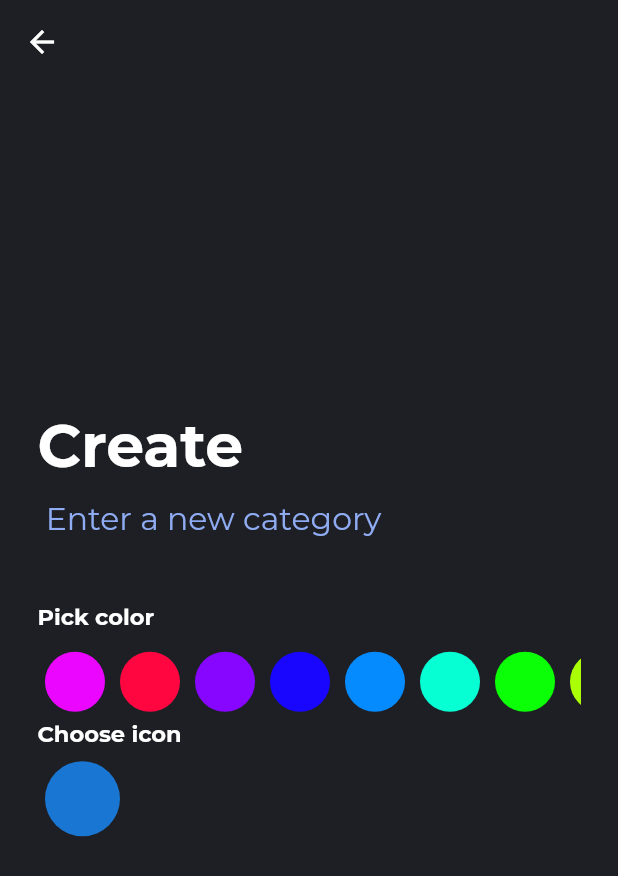
After one commit to JordiiVidal/daily-goals-flutter, a Flutter app: the CategoriesScreen screen opened by its route, after a tap on the "add" icon, on a phone screen of 412 x 824 dp. The commit adds this screen. Shown: the top 876 px of the screen. Run offline on Flutter 3.47's test engine with Material 2 defaults, Android fonts, the phone set to English and light mode, and no system bars; our stand-ins replace chips_choice, flutter_slidable, flutter_time_picker_spinner, google_fonts, sqflite, table_calendar; accounts and stored records are empty.

Commit message:
form category & screen

```diff
--- /dev/null
+++ b/lib/data/datasources/local_data.dart
@@ -0,0 +1,14 @@
+import 'package:flutter/material.dart';
+
+const pickerColors = <Color>[
+  Color(0XFFeb06ff),
+  Color(0XFFff0641),
+  Color(0XFF8606ff),
+  Color(0XFF1806ff),
+  Color(0XFF068bff),
+  Color(0XFF06ffd3),
+  Color(0XFF0bff06),
+  Color(0XFFabff06),
+  Color(0XFFffee06),
+  Color(0XFFff7006),
+];
--- a/lib/main.dart
+++ b/lib/main.dart
@@ -1,5 +1,7 @@
 import 'package:daily_goals/data/repositories/category_repositiory_impl.dart';
 import 'package:daily_goals/domain/repositories/category_repository.dart';
+import 'package:daily_goals/presentation/screens/categories_screen.dart';
+import 'package:daily_goals/presentation/screens/form_category_screen.dart';
 import 'package:flutter/material.dart';
 import 'package:provider/provider.dart';
 
@@ -60,6 +62,8 @@ class MyApp extends StatelessWidget {
         routes: {
           AppRoutes.home: (_) => HomeScreen(),
           AppRoutes.form: (_) => FormScreen(),
+          AppRoutes.categories: (_) => CategoriesScreen(),
+          AppRoutes.formCategory: (_) => FormCategoryScreen(),
         },
       ),
     );
--- a/lib/presentation/providers/form_provider.dart
+++ b/lib/presentation/providers/form_provider.dart
@@ -34,5 +34,8 @@ class FormProvider extends ChangeNotifier {
     notifyListeners();
   }
 
-  void setName(String name) => _formState.name = name;
+  void setName(String name) {
+    print(name);
+    _formState.name = name;
+  }
 }
--- a/lib/presentation/routes/app_routes.dart
+++ b/lib/presentation/routes/app_routes.dart
@@ -2,4 +2,6 @@ class AppRoutes {
   static final String splash = '/splash';
   static final String home = '/home';
   static final String form = '/form';
+  static final String categories = '/categories';
+  static final String formCategory = 'form-category';
 }
--- /dev/null
+++ b/lib/presentation/screens/categories_screen.dart
@@ -0,0 +1,70 @@
+import 'package:daily_goals/presentation/providers/category_provider.dart';
+import 'package:daily_goals/presentation/routes/app_routes.dart';
+import 'package:daily_goals/presentation/theme.dart';
+import 'package:daily_goals/presentation/widgets/circle_icon.dart';
+import 'package:flutter/material.dart';
+import 'package:provider/provider.dart';
+
+class CategoriesScreen extends StatelessWidget {
+  const CategoriesScreen({Key key}) : super(key: key);
+
+  @override
+  Widget build(BuildContext context) {
+    final categoryProvider = context.watch<CategoryProvider>();
+    return Scaffold(
+      appBar: AppBar(),
+      body: Padding(
+        padding: AppPadding.screen,
+        child: Column(
+          crossAxisAlignment: CrossAxisAlignment.start,
+          children: [
+            Padding(
+              padding: AppPadding.title,
+              child: Text(
+                'Categories',
+                style: TextStyle(
+                  fontSize: 30,
+                  color: AppColors.primaryTextColor,
+                  fontWeight: FontWeight.bold,
+                ),
+              ),
+            ),
+            Expanded(
+              child: ListView.builder(
+                itemCount: categoryProvider.categoryList.length,
+                itemBuilder: (_, i) {
+                  final category = categoryProvider.categoryList[i];
+                  return ListTile(
+                    leading: CircleIcon(
+                      color: category.color,
+                      iconData:
+                          IconData(category.icon, fontFamily: 'MaterialIcons'),
+                    ),
+                    title: Text(category.name),
+                    trailing: Column(
+                      mainAxisAlignment: MainAxisAlignment.center,
+                      children: [
+                        Text('0'),
+                        Text(
+                          'Tasks',
+                          style: TextStyle(
+                            color: AppColors.secondaryTextColor,
+                            fontSize: 10,
+                          ),
+                        )
+                      ],
+                    ),
+                  );
+                },
+              ),
+            )
+          ],
+        ),
+      ),
+      floatingActionButton: FloatingActionButton(
+        onPressed: () => Navigator.pushNamed(context, AppRoutes.formCategory),
+        child: const Icon(Icons.add),
+      ),
+    );
+  }
+}
--- /dev/null
+++ b/lib/presentation/screens/form_category_screen.dart
@@ -0,0 +1,41 @@
+import 'package:daily_goals/presentation/theme.dart';
+import 'package:daily_goals/presentation/widgets/form/color_picker.dart';
+import 'package:daily_goals/presentation/widgets/form/icon_picker.dart';
+import 'package:daily_goals/presentation/widgets/form/name_text_field.dart';
+import 'package:flutter/material.dart';
+
+class FormCategoryScreen extends StatelessWidget {
+  const FormCategoryScreen({Key key}) : super(key: key);
+
+  @override
+  Widget build(BuildContext context) {
+    return Scaffold(
+      appBar: AppBar(),
+      body: Padding(
+        padding: AppPadding.form,
+        child: Column(
+          crossAxisAlignment: CrossAxisAlignment.start,
+          mainAxisAlignment: MainAxisAlignment.center,
+          children: [
+            const Text(
+              'Create',
+              style: TextStyle(
+                fontSize: 40,
+                fontWeight: FontWeight.bold,
+              ),
+            ),
+            NameTextField(
+              onChangeText: (s) => print(s),
+              hintText: ' Enter a new category ',
+            ),
+            const SizedBox(
+              height: 30,
+            ),
+            ColorPicker(),
+            IconPicker()
+          ],
+        ),
+      ),
+    );
+  }
+}
--- a/lib/presentation/theme.dart
+++ b/lib/presentation/theme.dart
@@ -9,6 +9,12 @@ class AppColors {
   static final primaryTextColor = Color(0XFFFFFFFF);
   static final secondaryTextColor = Color(0XFF8facf3);
   static final accentTextColor = Color(0XFFa33751);
+}
+
+class AppPadding {
+  static final screen = const EdgeInsets.symmetric(horizontal: 12.0);
+  static final title = const EdgeInsets.symmetric(vertical: 12.0);
+  static final form = const EdgeInsets.only(left: 25, right: 25, bottom: 50);
 }
 
 final darkTheme = ThemeData(
--- /dev/null
+++ b/lib/presentation/widgets/circle_icon.dart
@@ -0,0 +1,24 @@
+import 'package:flutter/material.dart';
+
+class CircleIcon extends StatelessWidget {
+  final int color;
+  final IconData iconData;
+
+  const CircleIcon({Key key, this.color, this.iconData}) : super(key: key);
+
+  @override
+  Widget build(BuildContext context) {
+    return Container(
+      width: 35,
+      height: 35,
+      decoration: BoxDecoration(
+        borderRadius: BorderRadius.circular(35),
+        color: Color(color),
+      ),
+      child: Icon(
+        iconData,
+        color: Color(0XFFFFFFFF),
+      ),
+    );
+  }
+}
--- /dev/null
+++ b/lib/presentation/widgets/form/color_picker.dart
@@ -0,0 +1,39 @@
+import 'package:daily_goals/data/datasources/local_data.dart';
+import 'package:flutter/material.dart';
+
+class ColorPicker extends StatelessWidget {
+  const ColorPicker({Key key}) : super(key: key);
+
+  @override
+  Widget build(BuildContext context) {
+    return Column(
+      crossAxisAlignment: CrossAxisAlignment.start,
+      children: [
+        const Text(
+          'Pick color',
+          style: TextStyle(
+            fontWeight: FontWeight.bold,
+            fontSize: 15,
+          ),
+        ),
+        const SizedBox(
+          height: 10,
+        ),
+        Container(
+          height: 50,
+          child: ListView.builder(
+            scrollDirection: Axis.horizontal,
+            itemCount: pickerColors.length,
+            itemBuilder: (_, i) => Padding(
+              padding: const EdgeInsets.symmetric(horizontal :5.0),
+              child: CircleAvatar(
+                radius: 20,
+                backgroundColor: pickerColors[i],
+              ),
+            ),
+          ),
+        )
+      ],
+    );
+  }
+}
--- /dev/null
+++ b/lib/presentation/widgets/form/icon_picker.dart
@@ -0,0 +1,30 @@
+import 'package:flutter/material.dart';
+
+class IconPicker extends StatelessWidget {
+  const IconPicker({Key key}) : super(key: key);
+
+  @override
+  Widget build(BuildContext context) {
+    return Column(
+      crossAxisAlignment: CrossAxisAlignment.start,
+      children: [
+        const Text(
+          'Choose icon',
+          style: TextStyle(
+            fontWeight: FontWeight.bold,
+            fontSize: 15,
+          ),
+        ),
+        const SizedBox(
+          height: 10,
+        ),
+        Container(
+          height: 50,
+          child: Row(
+            children: [CircleAvatar(radius: 30)],
+          ),
+        )
+      ],
+    );
+  }
+}
--- a/lib/presentation/widgets/form/name_text_field.dart
+++ b/lib/presentation/widgets/form/name_text_field.dart
@@ -1,8 +1,10 @@
-import 'package:daily_goals/presentation/providers/form_provider.dart';
 import 'package:flutter/material.dart';
-import 'package:provider/provider.dart';
 
 class NameTextField extends StatelessWidget {
+  final Function onChangeText;
+  final String hintText;
+
+  const NameTextField({@required this.hintText, @required this.onChangeText});
   @override
   Widget build(BuildContext context) {
     return TextField(
@@ -10,9 +12,9 @@ class NameTextField extends StatelessWidget {
         fontSize: 21,
       ),
       cursorWidth: 2,
-      onChanged: (text) => context.read<FormProvider>().setName(text),
+      onChanged: onChangeText,
       decoration: InputDecoration(
-        hintText: ' Enter a new task ',
+        hintText: hintText,
         border: InputBorder.none,
       ),
     );
--- a/lib/presentation/widgets/home_category_list.dart
+++ b/lib/presentation/widgets/home_category_list.dart
@@ -1,3 +1,4 @@
+import 'package:daily_goals/presentation/routes/app_routes.dart';
 import 'package:flutter/material.dart';
 import 'package:daily_goals/presentation/providers/category_provider.dart';
 import 'package:provider/provider.dart';
@@ -28,7 +29,8 @@ class HomeCategoryList extends StatelessWidget {
               ),
               IconButton(
                 icon: Icon(Icons.bookmark),
-                onPressed: () => null,
+                onPressed: () =>
+                    Navigator.pushNamed(context, AppRoutes.categories),
               ),
             ],
           ),
```
Also changed, not shown: lib/presentation/screens/form_screen.dart (+9 -8 lines), lib/presentation/widgets/app_bar_home.dart (+9 -9 lines), lib/presentation/widgets/category_card.dart (+9 -9 lines).
